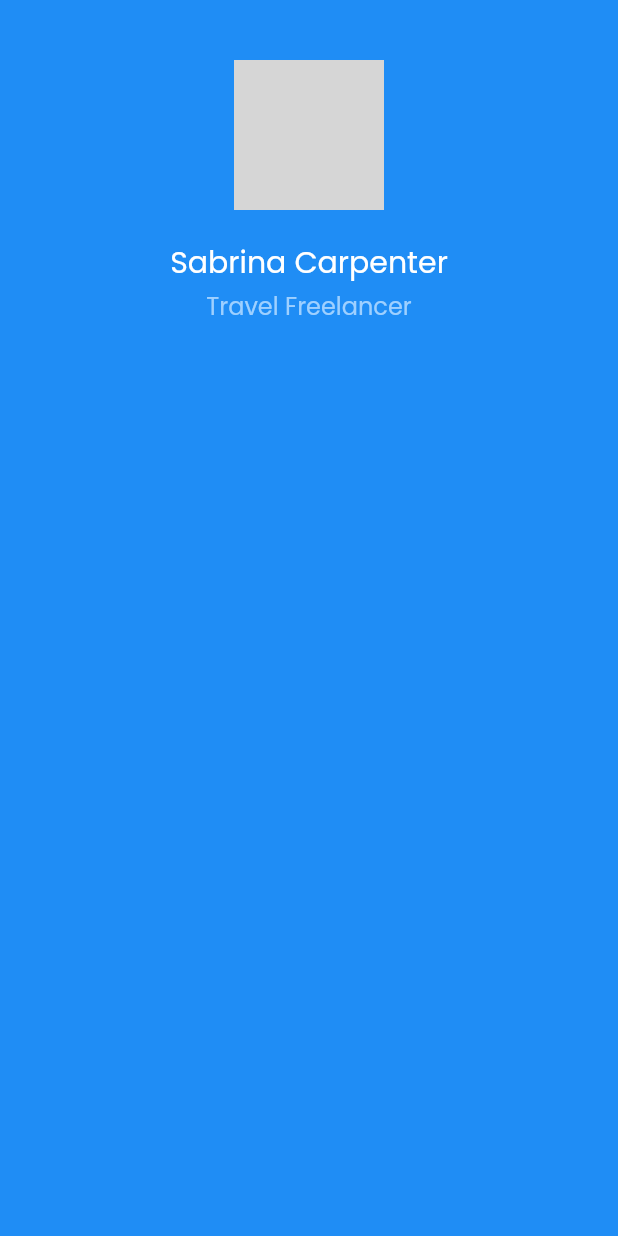
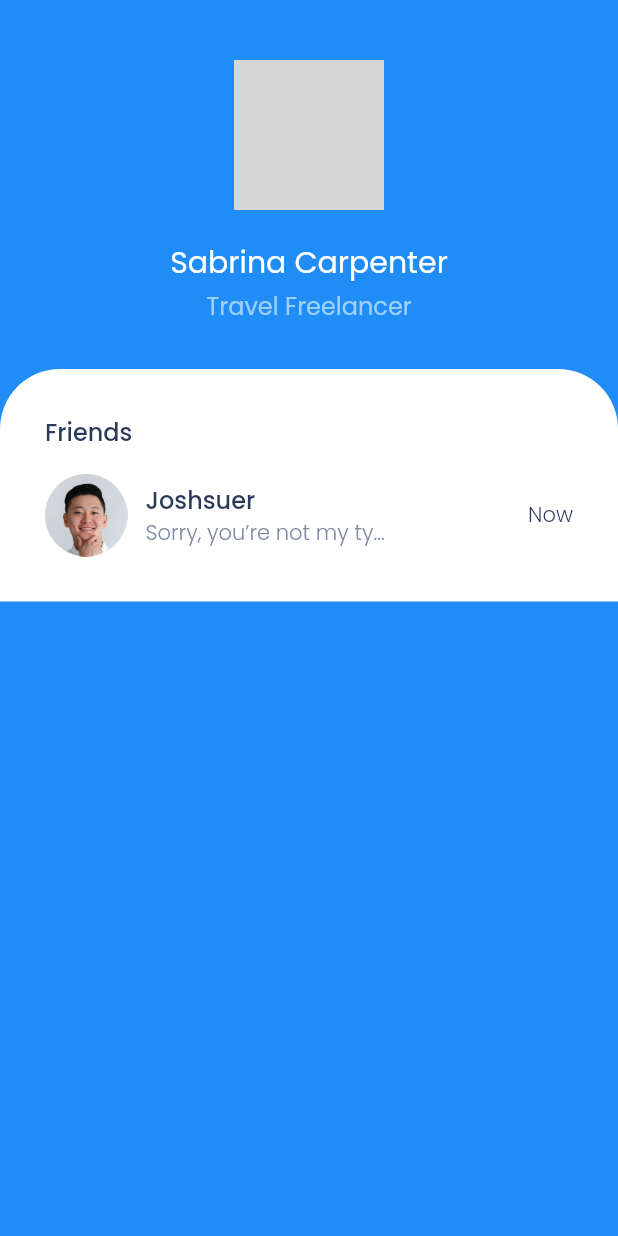
Before and after one commit to zaenalashter/bwa_chatty, a Flutter app: the screen it shows after launch, on a phone screen of 412 x 824 dp. Run offline on Flutter 3.47's test engine with Material 2 defaults, Android fonts, the phone set to English and light mode, and no system bars; grey boxes are pictures that could not be loaded.

Commit message:
chatty 5

```diff
--- a/lib/pages/home_page.dart
+++ b/lib/pages/home_page.dart
@@ -33,11 +33,70 @@
               SizedBox(
                 height: 2,
               ),
-              Text('Travel Freelancer',
-                  style: TextStyle(
-                    fontSize: 16,
-                    color: lightBlueColor,
-                  )),
+              Text(
+                'Travel Freelancer',
+                style: TextStyle(
+                  fontSize: 16,
+                  color: lightBlueColor,
+                ),
+              ),
+              SizedBox(
+                height: 30,
+              ),
+              Container(
+                width: double.infinity,
+                padding: EdgeInsets.all(30),
+                decoration: BoxDecoration(
+                  color: whiteColor,
+                  borderRadius: BorderRadius.vertical(
+                    top: Radius.circular(40),
+                  ),
+                ),
+                child: Column(
+                  crossAxisAlignment: CrossAxisAlignment.start,
+                  children: [
+                    Text(
+                      'Friends',
+                      style: tittleTextStyle,
+                    ),
+                    SizedBox(
+                      height: 16,
+                    ),
+                    Row(
+                      children: [
+                        Image.asset(
+                          'assets/images/friend1.png',
+                          height: 55,
+                          width: 55,
+                        ),
+                        SizedBox(
+                          width: 12,
+                        ),
+                        Column(
+                          crossAxisAlignment: CrossAxisAlignment.start,
+                          children: [
+                            Text(
+                              'Joshsuer',
+                              style: tittleTextStyle,
+                            ),
+                            Text(
+                              'Sorry, you’re not my ty...',
+                              style: subTittleTextStyle,
+                            ),
+                          ],
+                        ),
+                        Spacer(),
+                        Text(
+                          'Now',
+                          style: subTittleTextStyle.copyWith(
+                            color: blackColor,
+                          ),
+                        )
+                      ],
+                    )
+                  ],
+                ),
+              ),
             ],
           ),
         ),
```
